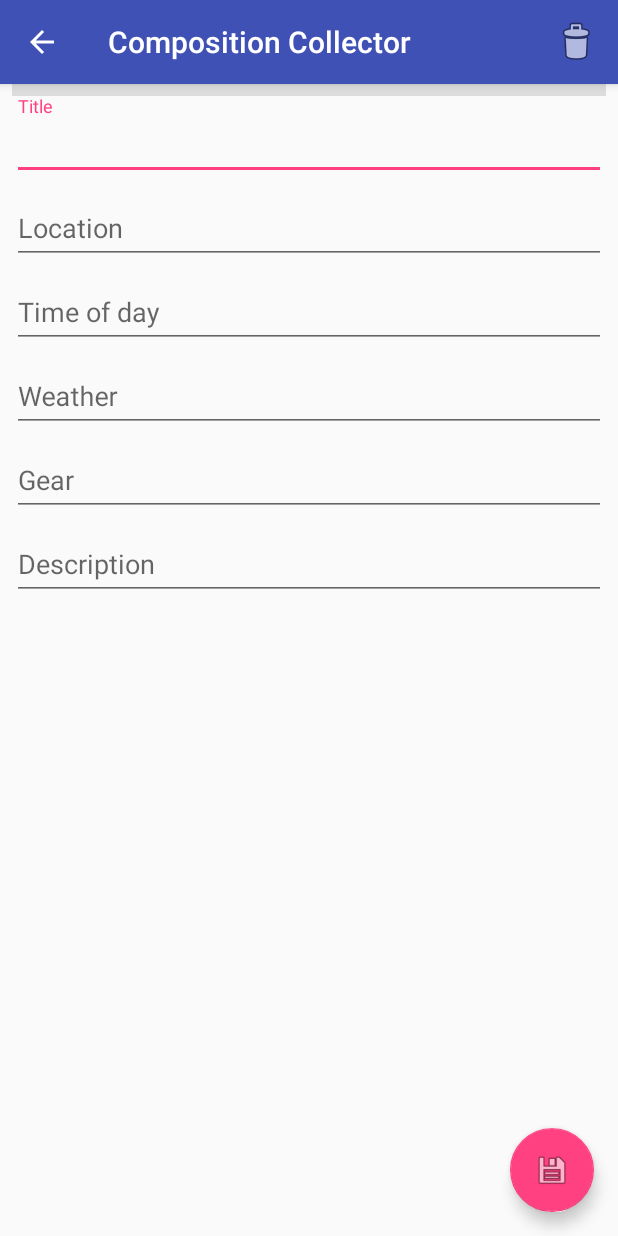
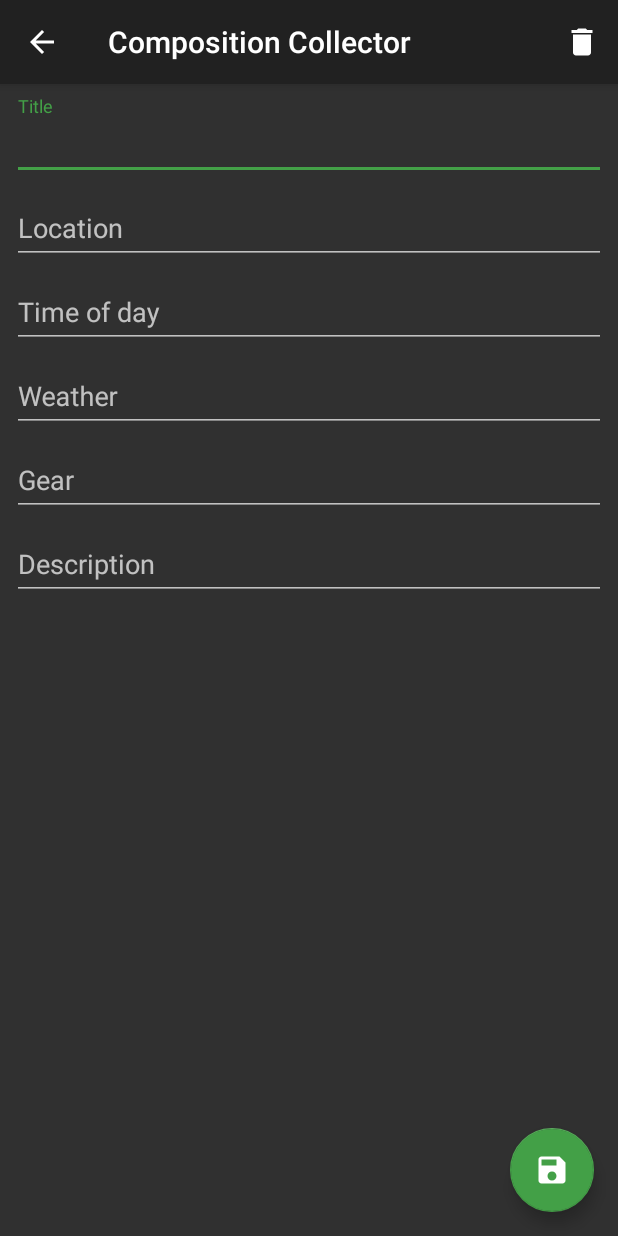
Before and after one commit to noahwc/CompositionCollector, an Android app: the NoteActivity screen opened directly, with no data from a screen before it, on a phone screen of 412 x 824 dp. Run offline under Robolectric (Android 15) with nearby library versions, the phone set to English and light mode, and no system bars.

Commit message:
UI overhaul. Added a custom style.

```diff
--- a/app/build.gradle
+++ b/app/build.gradle
@@ -4,7 +4,7 @@ android {
     compileSdkVersion 27
     defaultConfig {
         applicationId "com.example.android.compositioncollector"
-        minSdkVersion 19
+        minSdkVersion 21
         targetSdkVersion 27
         versionCode 1
         versionName "1.0"
@@ -22,8 +22,8 @@ android {
 dependencies {
 
     implementation fileTree(dir: 'libs', include: ['*.jar'])
+    implementation 'com.android.support.constraint:constraint-layout:1.1.2'
     implementation 'com.android.support:appcompat-v7:27.1.1'
-    implementation 'com.android.support.constraint:constraint-layout:1.1.2'
     implementation 'com.android.support:design:27.1.1'
     testImplementation 'junit:junit:4.12'
     androidTestImplementation 'com.android.support.test:runner:1.0.2'
--- a/app/src/main/AndroidManifest.xml
+++ b/app/src/main/AndroidManifest.xml
@@ -12,7 +12,7 @@
         <activity
             android:name=".NoteActivity"
             android:label="@string/app_name"
-            android:theme="@style/AppTheme.NoActionBar"
+            android:theme="@style/Theme.AppTheme.NoActionBar.DarkGreen"
             android:parentActivityName="com.example.android.compositioncollector.MainActivity" >
             <intent-filter>
                 <action android:name="android.intent.action.MAIN" />
@@ -25,7 +25,7 @@
             android:name=".MainActivity"
             android:label="@string/app_name"
             android:launchMode="singleTop"
-            android:theme="@style/AppTheme.NoActionBar">
+            android:theme="@style/Theme.AppTheme.NoActionBar.DarkGreen">
             <intent-filter>
                 <action android:name="android.intent.action.MAIN" />
                 <category android:name="android.intent.category.LAUNCHER" />
--- /dev/null
+++ b/app/src/main/res/drawable/ic_baseline_delete_24px.xml
@@ -0,0 +1,9 @@
+<vector xmlns:android="http://schemas.android.com/apk/res/android"
+    android:width="24dp"
+    android:height="24dp"
+    android:viewportWidth="24"
+    android:viewportHeight="24">
+  <path
+      android:fillColor="#FFFFFF"
+      android:pathData="M6,19c0,1.1 0.9,2 2,2h8c1.1,0 2,-0.9 2,-2V7H6v12zM19,4h-3.5l-1,-1h-5l-1,1H5v2h14V4z"/>
+</vector>
--- /dev/null
+++ b/app/src/main/res/drawable/ic_baseline_save_24px.xml
@@ -0,0 +1,9 @@
+<vector xmlns:android="http://schemas.android.com/apk/res/android"
+    android:width="24dp"
+    android:height="24dp"
+    android:viewportWidth="24"
+    android:viewportHeight="24">
+  <path
+      android:fillColor="#FFFFFF"
+      android:pathData="M17,3L5,3c-1.11,0 -2,0.9 -2,2v14c0,1.1 0.89,2 2,2h14c1.1,0 2,-0.9 2,-2L21,7l-4,-4zM12,19c-1.66,0 -3,-1.34 -3,-3s1.34,-3 3,-3 3,1.34 3,3 -1.34,3 -3,3zM15,9L5,9L5,5h10v4z"/>
+</vector>
--- a/app/src/main/res/layout/activity_note.xml
+++ b/app/src/main/res/layout/activity_note.xml
@@ -15,7 +15,7 @@
             android:id="@+id/toolbar"
             android:layout_width="match_parent"
             android:layout_height="?attr/actionBarSize"
-            android:background="?attr/colorPrimary"
+            app:background="?attr/colorPrimary"
             app:popupTheme="@style/AppTheme.PopupOverlay" />
 
     </android.support.design.widget.AppBarLayout>
@@ -29,6 +29,6 @@
         android:layout_gravity="bottom|end"
         android:layout_margin="@dimen/fab_margin"
         app:rippleColor="@android:color/white"
-        app:srcCompat="@android:drawable/ic_menu_save" />
+        app:srcCompat="@drawable/ic_baseline_save_24px" />
 
 </android.support.design.widget.CoordinatorLayout>
--- a/app/src/main/res/layout/content_note.xml
+++ b/app/src/main/res/layout/content_note.xml
@@ -17,7 +17,8 @@
         app:layout_constraintBottom_toBottomOf="parent"
         app:layout_constraintEnd_toEndOf="parent"
         app:layout_constraintHorizontal_bias="1.0"
-        app:layout_constraintStart_toStartOf="parent">
+        app:layout_constraintStart_toStartOf="parent"
+        app:layout_constraintTop_toTopOf="parent">
 
         <LinearLayout
             android:layout_width="match_parent"
@@ -28,7 +29,8 @@
                 android:id="@+id/divider"
                 android:layout_width="match_parent"
                 android:layout_height="8dp"
-                android:background="?android:attr/listDivider" />
+                android:background="?android:attr/listDivider"
+                android:visibility="invisible" />
 
             <android.support.design.widget.TextInputLayout
                 android:id="@+id/title"
--- a/app/src/main/res/layout/note_list_entry.xml
+++ b/app/src/main/res/layout/note_list_entry.xml
@@ -3,8 +3,10 @@
     android:layout_width="match_parent"
     android:layout_height="wrap_content"
     android:padding="16dp">
+
     <TextView
+        android:id="@+id/list_entry_slot"
         android:layout_width="wrap_content"
         android:layout_height="wrap_content"
-        android:id="@+id/list_entry_slot"/>
+        android:textAppearance="@android:style/TextAppearance.Material.Medium" />
 </FrameLayout>
--- a/app/src/main/res/menu/menu_single_note.xml
+++ b/app/src/main/res/menu/menu_single_note.xml
@@ -5,7 +5,7 @@
     <item
         android:id="@+id/action_delete"
         android:enabled="true"
-        android:icon="@android:drawable/ic_menu_delete"
+        android:icon="@drawable/ic_baseline_delete_24px"
         android:title="@string/button_delete"
         android:visible="true"
         app:showAsAction="always" />
--- a/app/src/main/res/values/colors.xml
+++ b/app/src/main/res/values/colors.xml
@@ -3,4 +3,5 @@
     <color name="colorPrimary">#3F51B5</color>
     <color name="colorPrimaryDark">#303F9F</color>
     <color name="colorAccent">#FF4081</color>
+    <color name="accent_material_dark_1">#43a047</color>
 </resources>
--- a/app/src/main/res/values/styles.xml
+++ b/app/src/main/res/values/styles.xml
@@ -18,4 +18,8 @@
 
     <style name="AppTheme.PopupOverlay" parent="ThemeOverlay.AppCompat.Light" />
 
+    <style name="Theme.AppTheme.NoActionBar.DarkGreen" parent="Theme.AppCompat.NoActionBar" >
+        <item name="colorAccent">@color/accent_material_dark_1</item>
+    </style>
+
 </resources>
```
Also changed, not shown: app/src/main/res/baseline-delete-24px.svg (added), app/src/main/res/baseline-save-24px.svg (added).
